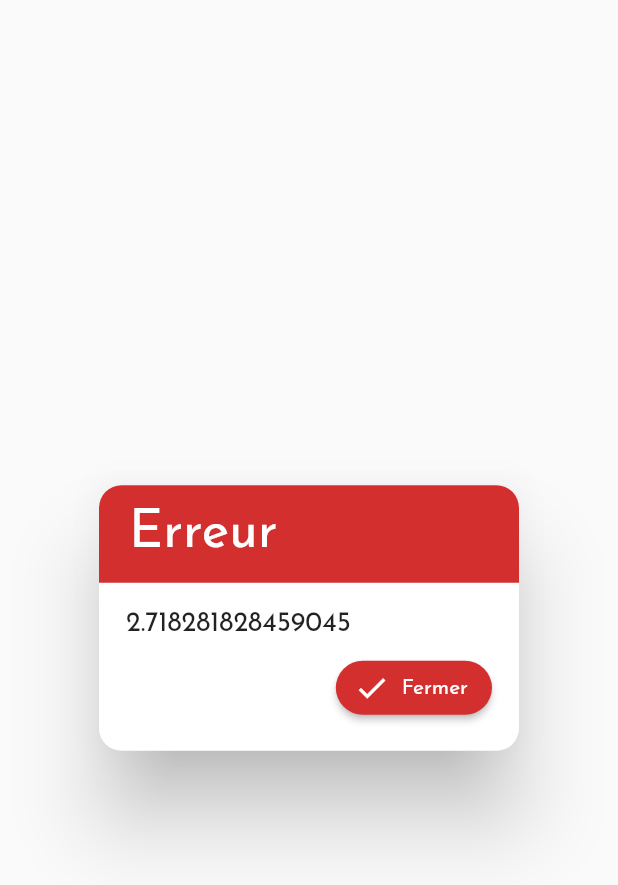
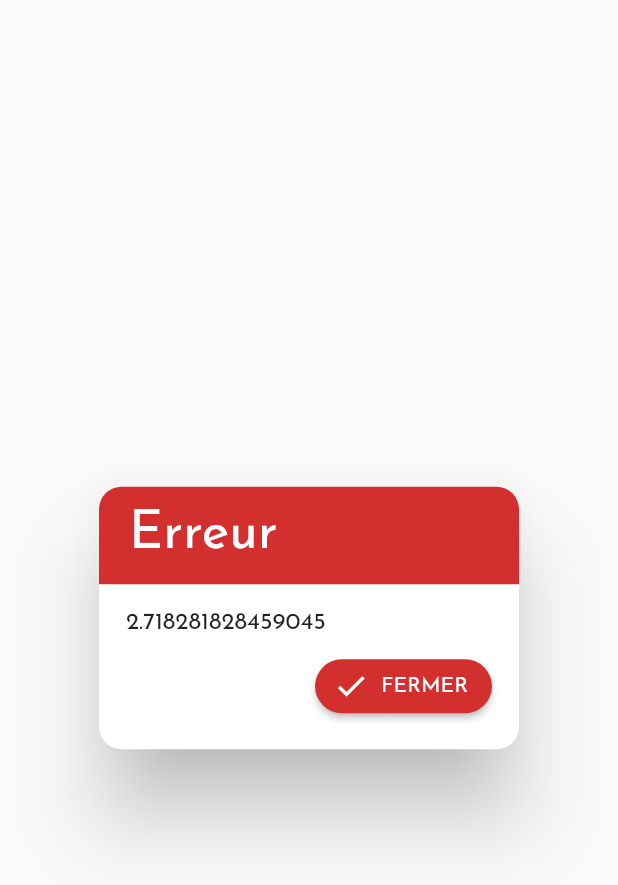
Before and after one commit to vareversat/carg, a Flutter app: the WarningDialog widget shown alone on an empty page, opened directly, on a phone screen of 412 x 824 dp. Shown: the top 885 px of the screen. Run offline on Flutter 3.47's test engine with Material 2 defaults, Android fonts, the phone set to English and light mode, and no system bars; our stand-ins replace cloud_firestore, firebase_auth, firebase_core, flutter_spinkit, flutter_svg, font_awesome_flutter and 1 more; missing offline and left inert: algolia, enum_to_string; accounts and stored records are empty.

Commit message:
Add support for localized message on warning dialog

```diff
--- a/lib/views/dialogs/warning_dialog.dart
+++ b/lib/views/dialogs/warning_dialog.dart
@@ -16,7 +16,7 @@ class WarningDialog extends StatefulWidget {
       @required this.onConfirm,
       this.color,
       this.showCancelButton = true,
-      this.onConfirmButtonMessage = 'Confirmer'});
+      this.onConfirmButtonMessage});
 
   @override
   State<StatefulWidget> createState() {
@@ -80,14 +80,14 @@ class _WarningDialogState extends State<WarningDialog> {
         ),
         shape: RoundedRectangleBorder(borderRadius: BorderRadius.circular(15)),
         children: <Widget>[
-          Text(_message, style: Theme.of(context).textTheme.bodyText2),
+          Text(_message),
           Padding(
             padding: const EdgeInsets.only(top: 10),
             child: Row(
               mainAxisAlignment: MainAxisAlignment.end,
               children: <Widget>[
-                _showCancelButton
-                    ? FlatButton.icon(
+                if (_showCancelButton)
+                  FlatButton.icon(
                     shape: RoundedRectangleBorder(
                         borderRadius: BorderRadius.circular(18.0),
                         side: BorderSide(
@@ -96,25 +96,29 @@ class _WarningDialogState extends State<WarningDialog> {
                     color: Colors.white,
                     textColor: _color ?? Theme.of(context).errorColor,
                     icon: Icon(Icons.close),
-                        label: Text('Annuler',
-                            style: TextStyle(
-                                fontSize: 14, fontWeight: FontWeight.bold)),
+                    label: Text(
+                      MaterialLocalizations.of(context).cancelButtonLabel,
+                    ),
                   )
-                    : Container(),
+                else
+                  Container(),
                 SizedBox(
                   width: 10,
                 ),
-                _isLoading
-                    ? CircularProgressIndicator()
-                    : RaisedButton.icon(
+                if (_isLoading)
+                  CircularProgressIndicator()
+                else
+                  RaisedButton.icon(
                       color: _color ?? Theme.of(context).errorColor,
                       textColor: Theme.of(context).cardColor,
                       shape: RoundedRectangleBorder(
                           borderRadius: BorderRadius.circular(18.0)),
                       onPressed: () async =>
                           {await _exec(), Navigator.pop(context)},
-                        label: Text(_onConfirmButtonMessage,
-                            style: TextStyle(fontSize: 14)),
+                      label: Text(
+                        _onConfirmButtonMessage?.toUpperCase() ??
+                            MaterialLocalizations.of(context).okButtonLabel,
+                      ),
                       icon: Icon(Icons.check)),
               ],
             ),
```
Lines whose indentation alone changed are shown as unchanged.
